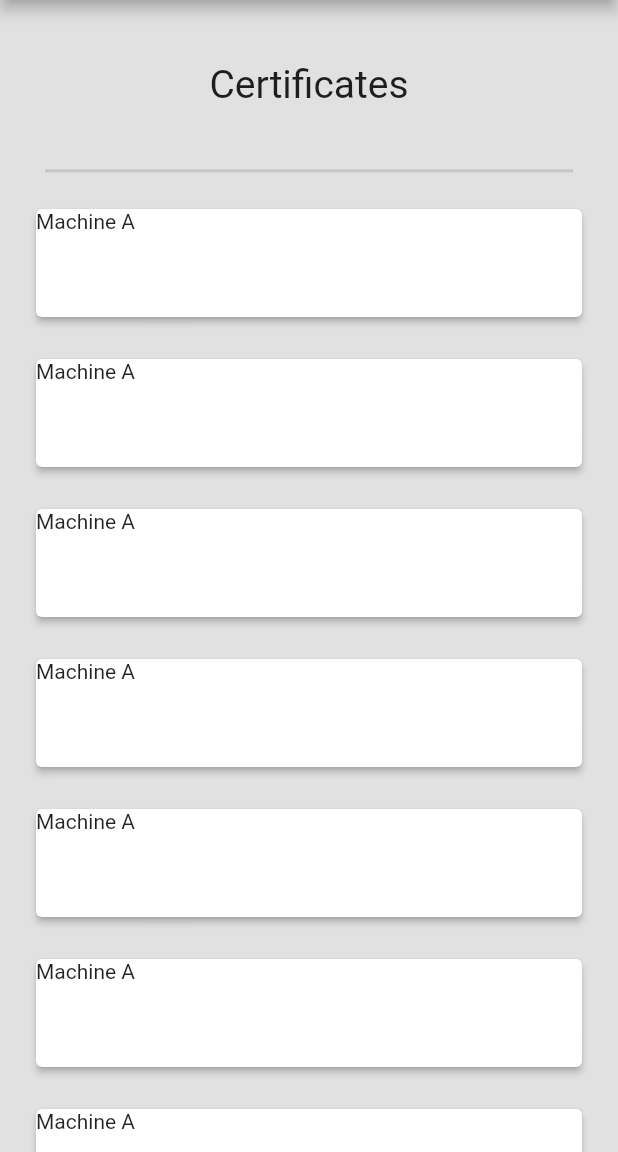
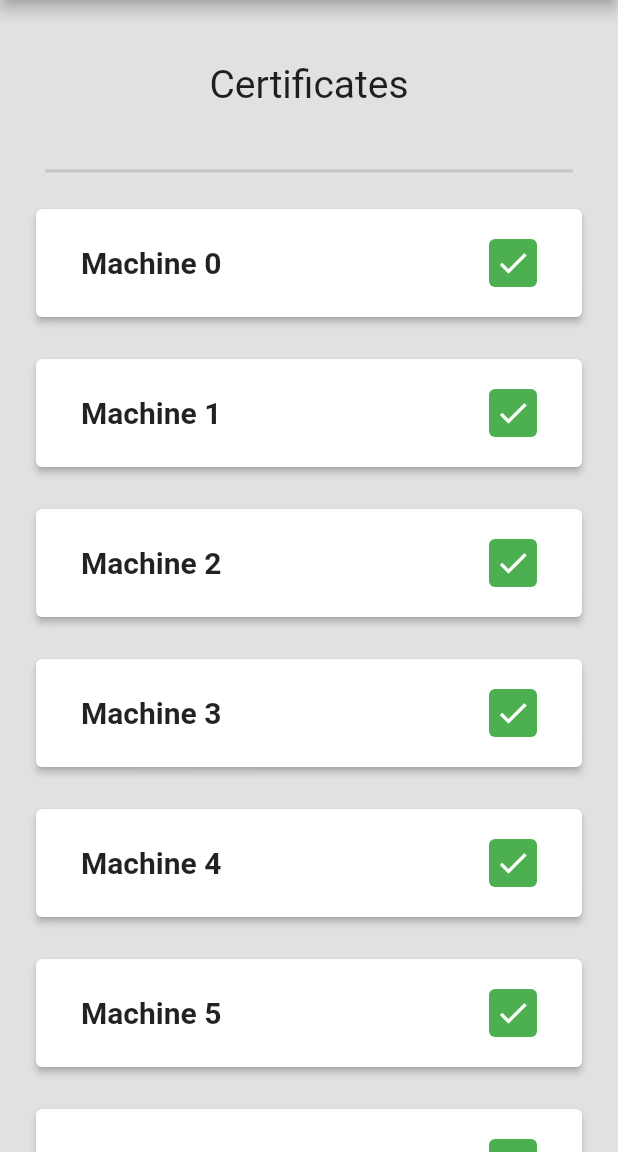
Before and after one commit to mohamedkuch/MIS-mobile-app, a Flutter app: the screen it shows after launch, on a phone screen of 412 x 824 dp, the part 84-1236 px from its top. Run offline on Flutter 3.47's test engine with Material 2 defaults, Android fonts, the phone set to English and light mode, and no system bars.

Commit message:
Update certificates_view.dart

```diff
--- a/lucacertificate/lib/views/certificates_view.dart
+++ b/lucacertificate/lib/views/certificates_view.dart
@@ -84,11 +84,34 @@ class _CertifactesViewState extends State<CertifactesView> {
                   height: 80,
                   margin: EdgeInsets.only(top: 20, left: 20, right: 20),
                   child: Card(
-                    elevation: 2,
-                    child: Container(
-                      child: Text("Machine A"),
-                    ),
-                  ),
+                      elevation: 2,
+                      child: Row(
+                        mainAxisAlignment: MainAxisAlignment.spaceBetween,
+                        children: [
+                          Container(
+                            child: Text(
+                              "Machine $index",
+                              style: TextStyle(
+                                  fontSize: 20, fontWeight: FontWeight.bold),
+                            ),
+                            margin: EdgeInsets.only(left: 30),
+                          ),
+                          Container(
+                            child: Container(
+                              padding: EdgeInsets.all(4),
+                              decoration: BoxDecoration(
+                                color: Colors.green,
+                                borderRadius: BorderRadius.circular(4),
+                              ),
+                              child: Icon(
+                                Icons.check,
+                                color: Colors.white,
+                              ),
+                            ),
+                            margin: EdgeInsets.only(right: 30),
+                          ),
+                        ],
+                      )),
                 );
               },
             ),
```
